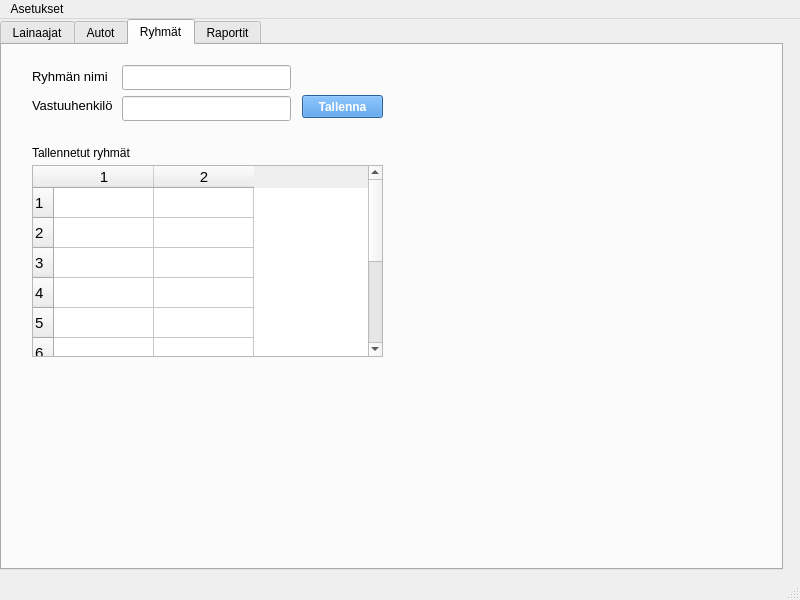
Above: administrative.ui from Sadiqa-Khawari/Autolainaus before the change. Below: the same form after it.
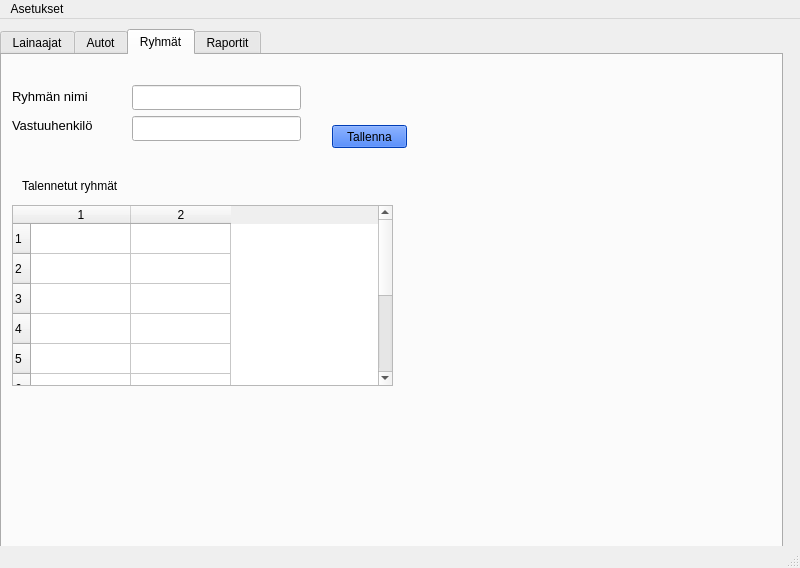
That is the form after the change.

The edit to the form file:
```diff
--- a/administrative.ui
+++ b/administrative.ui
@@ -7,7 +7,7 @@
     <x>0</x>
     <y>0</y>
     <width>800</width>
-    <height>600</height>
+    <height>568</height>
    </rect>
   </property>
   <property name="windowTitle">
@@ -18,7 +18,7 @@
     <property name="geometry">
      <rect>
       <x>0</x>
-      <y>0</y>
+      <y>10</y>
       <width>783</width>
       <height>551</height>
      </rect>
@@ -482,21 +482,14 @@
      <widget class="QPushButton" name="pushButton">
       <property name="geometry">
        <rect>
-        <x>300</x>
-        <y>50</y>
-        <width>81</width>
+        <x>330</x>
+        <y>70</y>
+        <width>75</width>
         <height>23</height>
        </rect>
       </property>
-      <property name="font">
-       <font>
-        <weight>75</weight>
-        <bold>true</bold>
-       </font>
-      </property>
       <property name="styleSheet">
-       <string notr="true">background-color: rgb(57, 136, 220);
-color: rgb(255, 255, 255);</string>
+       <string notr="true">background-color: rgb(0, 85, 255);</string>
       </property>
       <property name="text">
        <string>Tallenna</string>
@@ -505,17 +498,12 @@
      <widget class="QTableWidget" name="tableWidget_2">
       <property name="geometry">
        <rect>
-        <x>30</x>
-        <y>120</y>
-        <width>351</width>
-        <height>192</height>
+        <x>10</x>
+        <y>150</y>
+        <width>381</width>
+        <height>181</height>
        </rect>
       </property>
-      <property name="font">
-       <font>
-        <pointsize>11</pointsize>
-       </font>
-      </property>
       <property name="rowCount">
        <number>10</number>
       </property>
@@ -538,21 +526,21 @@
      <widget class="QLabel" name="label_3">
       <property name="geometry">
        <rect>
-        <x>30</x>
-        <y>100</y>
-        <width>101</width>
-        <height>16</height>
+        <x>20</x>
+        <y>120</y>
+        <width>111</width>
+        <height>21</height>
        </rect>
       </property>
       <property name="text">
-       <string>Tallennetut ryhmät</string>
+       <string>Talennetut ryhmät</string>
       </property>
      </widget>
      <widget class="QWidget" name="">
       <property name="geometry">
        <rect>
-        <x>120</x>
-        <y>20</y>
+        <x>130</x>
+        <y>30</y>
         <width>169</width>
         <height>56</height>
        </rect>
@@ -581,9 +569,9 @@
      <widget class="QWidget" name="">
       <property name="geometry">
        <rect>
-        <x>30</x>
-        <y>20</y>
-        <width>84</width>
+        <x>10</x>
+        <y>30</y>
+        <width>101</width>
         <height>51</height>
        </rect>
       </property>
```
Left out of the diff: 25 changed lines with no effect on the pictures.
